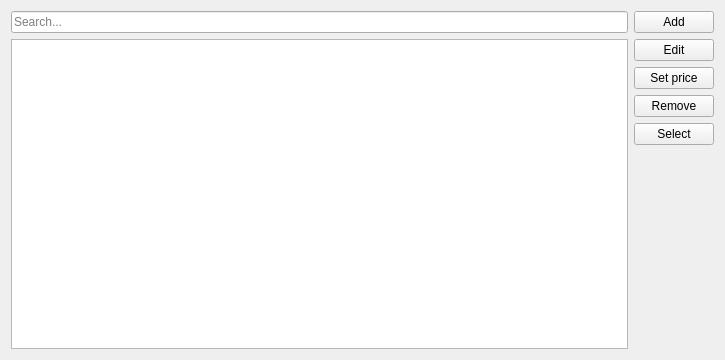
This is src/views/ui_files/forms/security_form.ui in JakubFranek/Kapytal as Qt 5 draws it before an edit. The edited form follows.
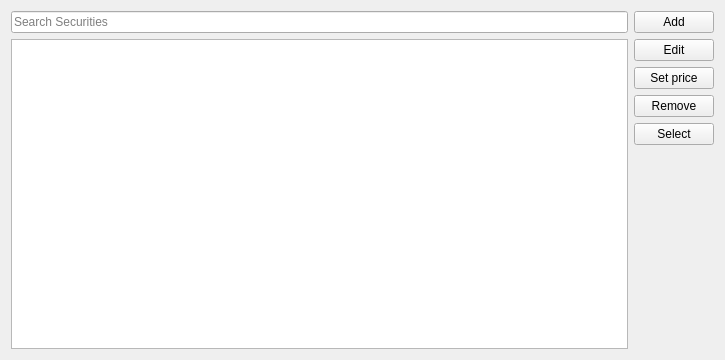
This is the edited form.

What changed in the file:
```diff
--- a/src/views/ui_files/forms/security_form.ui
+++ b/src/views/ui_files/forms/security_form.ui
@@ -27,7 +27,7 @@
        <item>
         <widget class="QLineEdit" name="searchLineEdit">
          <property name="placeholderText">
-          <string>Search...</string>
+          <string>Search Securities</string>
          </property>
          <property name="clearButtonEnabled">
           <bool>true</bool>
```
Left out of the diff: 3 changed lines with no effect on the pictures.
